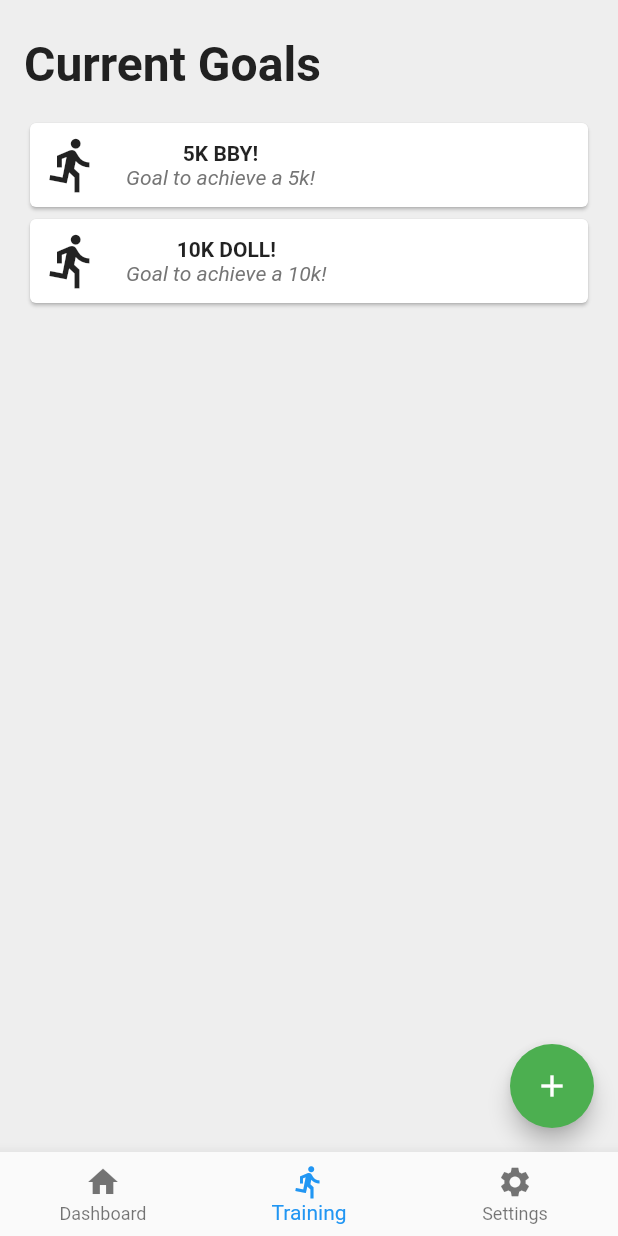
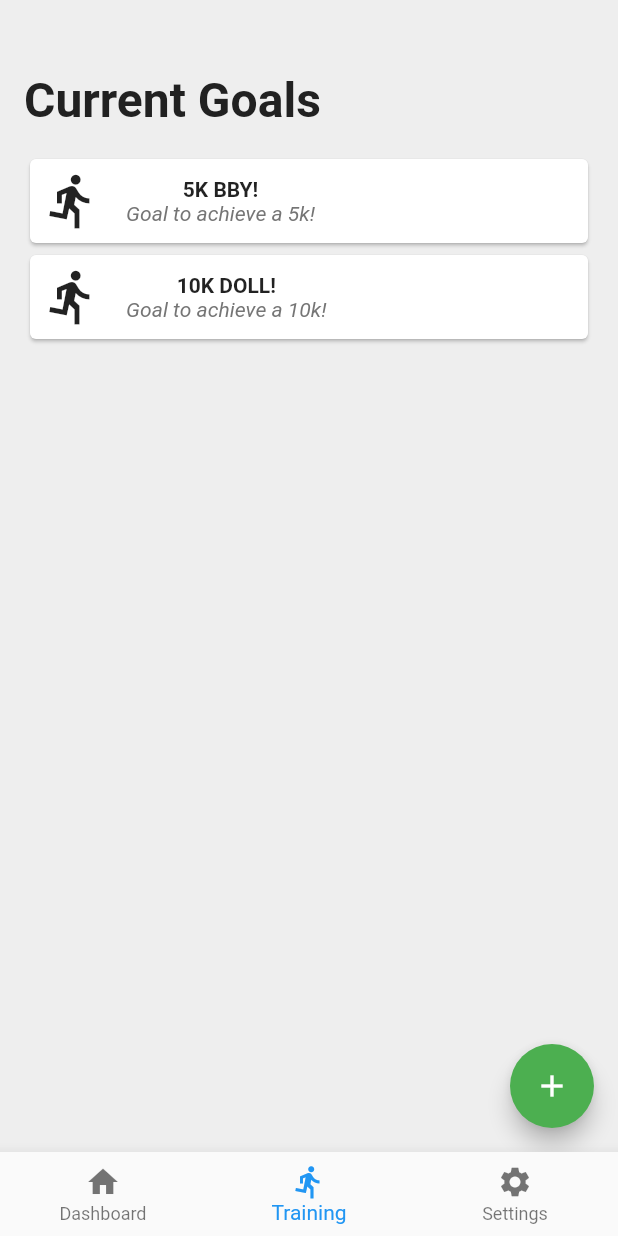
Before and after one commit to Jobbers12/TRAINER, a Flutter app: the screen it shows after launch, item 2 of the bottom bar chosen, on a phone screen of 412 x 824 dp. Run offline on Flutter 3.47's test engine with Material 2 defaults, Android fonts, the phone set to English and light mode, and no system bars; our stand-ins replace sqflite; accounts and stored records are empty; network calls fail.

```diff
--- a/lib/AppContainer.dart
+++ b/lib/AppContainer.dart
@@ -1,8 +1,10 @@
 import 'package:flutter/material.dart';
 import 'package:trainer/Enums.dart';
 import 'package:trainer/main.dart';
+import 'package:trainer/models/ActivityModel.dart';
 import 'package:trainer/models/AppStateModel.dart';
 import 'package:trainer/models/GoalModel.dart';
+import 'package:trainer/models/SessionModel.dart';
 
 class AppContainer extends StatefulWidget {
   @override
@@ -27,6 +29,101 @@ class _AppContainerState extends State<AppContainer> {
           goalName: '5K BBY!',
           goalType: GoalType.run,
           goalSubType: GoalSubType.five,
+          sessions: <SessionModel>[
+            SessionModel(
+              sessionID: 'a',
+              sessionDate: DateTime.utc(2020, 12, 01),
+              activities: <ActivityModel>[
+                ActivityModel(
+                  activityID: 'a',
+                  activityType: ActivityType.warmup,
+                  activityTime: 300,
+                ),
+                ActivityModel(
+                  activityID: 'b',
+                  activityType: ActivityType.run,
+                  activityTime: 90,
+                ),
+                ActivityModel(
+                  activityID: 'c',
+                  activityType: ActivityType.walk,
+                  activityTime: 120,
+                ),
+                ActivityModel(
+                  activityID: 'd',
+                  activityType: ActivityType.run,
+                  activityTime: 120,
+                ),
+                ActivityModel(
+                  activityID: 'e',
+                  activityType: ActivityType.cooldown,
+                  activityTime: 300,
+                ),
+              ],
+            ),
+            SessionModel(
+              sessionID: 'b',
+              sessionDate: DateTime.utc(2020, 12, 02),
+              activities: <ActivityModel>[
+                ActivityModel(
+                  activityID: 'a',
+                  activityType: ActivityType.warmup,
+                  activityTime: 300,
+                ),
+                ActivityModel(
+                  activityID: 'b',
+                  activityType: ActivityType.run,
+                  activityTime: 90,
+                ),
+                ActivityModel(
+                  activityID: 'c',
+                  activityType: ActivityType.walk,
+                  activityTime: 120,
+                ),
+                ActivityModel(
+                  activityID: 'd',
+                  activityType: ActivityType.run,
+                  activityTime: 120,
+                ),
+                ActivityModel(
+                  activityID: 'e',
+                  activityType: ActivityType.cooldown,
+                  activityTime: 300,
+                ),
+              ],
+            ),
+            SessionModel(
+              sessionID: 'c',
+              sessionDate: DateTime.utc(2020, 12, 03),
+              activities: <ActivityModel>[
+                ActivityModel(
+                  activityID: 'a',
+                  activityType: ActivityType.warmup,
+                  activityTime: 300,
+                ),
+                ActivityModel(
+                  activityID: 'b',
+                  activityType: ActivityType.run,
+                  activityTime: 90,
+                ),
+                ActivityModel(
+                  activityID: 'c',
+                  activityType: ActivityType.walk,
+                  activityTime: 120,
+                ),
+                ActivityModel(
+                  activityID: 'd',
+                  activityType: ActivityType.run,
+                  activityTime: 120,
+                ),
+                ActivityModel(
+                  activityID: 'e',
+                  activityType: ActivityType.cooldown,
+                  activityTime: 300,
+                ),
+              ],
+            ),
+          ],
         ),
         GoalModel(
           goalID: '456abc',
@@ -50,6 +147,3 @@ class _AppContainerState extends State<AppContainer> {
     );
   }
 }
-
-Widget _goalCard(BuildContext context, String goalID, String goalName,
-    GoalType goalType, GoalSubType goalSubType) {
--- a/lib/main.dart
+++ b/lib/main.dart
@@ -14,9 +14,7 @@ class TopApp extends StatelessWidget {
     return MaterialApp(
       title: 'TRAINER',
       debugShowCheckedModeBanner: false,
-      home: SafeArea(
-        bottom: false,
-        child: AppContainer()),
+      home: AppContainer(),
     );
   }
 }
--- a/lib/models/ActivityModel.dart
+++ b/lib/models/ActivityModel.dart
@@ -1,11 +1,13 @@
 import 'package:trainer/Enums.dart';
 
 class ActivityModel {
+  final String activityID;
   final ActivityType activityType; // Eg walk, run, warmup, etc
-  final int time; // Duration of an activity
+  final int activityTime; // Duration of an activity
 
   ActivityModel({
+    this.activityID,
     this.activityType,
-    this.time,
+    this.activityTime,
   });
 }
--- a/lib/models/GoalModel.dart
+++ b/lib/models/GoalModel.dart
@@ -1,17 +1,20 @@
 import 'package:meta/meta.dart';
 
 import 'package:trainer/Enums.dart';
+import 'package:trainer/models/SessionModel.dart';
 
 class GoalModel {
   final String goalID;
   final GoalType goalType;
   final GoalSubType goalSubType;
   final String goalName;
+  final List<SessionModel> sessions;
 
   GoalModel({
     @required this.goalID,
     this.goalType,
     this.goalSubType,
     this.goalName,
+    this.sessions,
   });
 }
--- a/lib/models/SessionModel.dart
+++ b/lib/models/SessionModel.dart
@@ -1,11 +1,15 @@
 import 'package:trainer/models/ActivityModel.dart';
 
 class SessionModel {
+  final String sessionID;
+  final DateTime sessionDate; // The date a session should be completed
+  final bool sessionComplete;
   final List<ActivityModel> activities; // List of activities to make up the session
-  final DateTime date; // The date a session should be completed
 
   SessionModel({
+    this.sessionID,
+    this.sessionDate,
+    this.sessionComplete,
     this.activities,
-    this.date,
   });
 }
--- a/lib/routes/Dashboard.dart
+++ b/lib/routes/Dashboard.dart
@@ -13,9 +13,8 @@ class Dashboard extends StatelessWidget {
   Widget build(BuildContext context) {
     return Scaffold(
       body: Container(
+        padding: Styles.globalPagePadding,
         color: Styles.backgroundColor,
-        child: Padding(
-          padding: Styles.globalPagePadding, // Padding for the entire page
         child: Column(
           // Main page column
           children: <Widget>[
@@ -34,7 +33,6 @@ class Dashboard extends StatelessWidget {
               ),
             ),
           ],
-          ),
         ),
       ),
     );
--- a/lib/routes/Training.dart
+++ b/lib/routes/Training.dart
@@ -1,7 +1,8 @@
 import 'package:flutter/material.dart';
 import 'package:trainer/Enums.dart';
 import 'package:trainer/models/GoalModel.dart';
-import 'package:trainer/routes/Session.dart';
+import 'package:trainer/models/SessionModel.dart';
+import 'package:trainer/routes/SessionsViewer.dart';
 import 'package:trainer/styles/Styles.dart';
 
 class Training extends StatelessWidget {
@@ -15,9 +16,8 @@ class Training extends StatelessWidget {
   Widget build(BuildContext context) {
     return Scaffold(
       body: Container(
+        padding: Styles.globalPagePadding,
         color: Styles.backgroundColor,
-        child: Padding(
-          padding: Styles.globalPagePadding, // Padding for the entire page
         child: Column(
           // Column for entire page
           children: [
@@ -37,14 +37,12 @@ class Training extends StatelessWidget {
                           goalName: item.goalName,
                           goalType: item.goalType,
                           goalSubType: item.goalSubType,
+                          sessions: item.sessions,
                         ))
                     .toList(),
-
-                  //_goalCard(context, 'abc123', 'ANOTHER RUN', GoalType.run, GoalSubType.five)
               ),
             ),
           ],
-          ),
         ),
       ),
       floatingActionButton: FloatingActionButton(
@@ -53,6 +51,82 @@ class Training extends StatelessWidget {
         },
         child: Icon(Icons.add),
         backgroundColor: Colors.green,
+      ),
+    );
+  }
+}
+
+// GoalCard Widget. Creates a card for each goal based on GoalModel
+class GoalCard extends StatelessWidget {
+  final String goalID;
+  final String goalName;
+  final GoalType goalType;
+  final GoalSubType goalSubType;
+  final List<SessionModel> sessions;
+
+  GoalCard({
+    this.goalID,
+    this.goalName,
+    this.goalType,
+    this.goalSubType,
+    this.sessions,
+  });
+
+  @override
+  Widget build(BuildContext context) {
+    return Card(
+      child: InkWell(
+        onTap: () {
+          Navigator.push(
+            // TODO: Open correct session based on goalID. Need to work out how sessions are generated first.
+            context,
+            MaterialPageRoute(
+              builder: (context) => SessionsViewer(goalName: goalName, sessions: sessions)
+            ),
+          );
+        },
+        child: Container(
+          child: Padding(
+            padding: const EdgeInsets.all(8.0),
+            child: Row(
+              children: [
+                Column(
+                  children: [
+                    _getGoalIcon(goalType),
+                  ],
+                ),
+                Padding(
+                  padding: EdgeInsets.fromLTRB(16.0, 0, 0, 0),
+                  child: Column(
+                    children: [
+                      Row(
+                        children: [
+                          Text(
+                            goalName,
+                            style: TextStyle(
+                              fontWeight: FontWeight.bold,
+                            ),
+                          )
+                        ],
+                      ),
+                      Row(
+                        children: [
+                          Text(
+                            _getSubText(goalSubType),
+                            style: TextStyle(
+                              fontStyle: FontStyle.italic,
+                              color: Colors.grey[600],
+                            ),
+                          )
+                        ],
+                      ),
+                    ],
+                  ),
+                ),
+              ],
+            ),
+          ),
+        ),
       ),
     );
   }
@@ -95,72 +169,3 @@ _getSubText(GoalSubType subtype) {
     default:
   }
 }
-
-// GoalCard Widget. Creates a card for each goal based on GoalModel
-class GoalCard extends StatelessWidget {
-  final String goalID;
-  final String goalName;
-  final GoalType goalType;
-  final GoalSubType goalSubType;
-
-  GoalCard({
-    this.goalID,
-    this.goalName,
-    this.goalType,
-    this.goalSubType,
-  });
-
-  @override
-  Widget build(BuildContext context) {
-    return Card(
-      child: InkWell(
-        onTap: () {
-          Navigator.push(
-              // TODO: Open correct session based on goalID. Need to work out how sessions are generated first.
-              context,
-              MaterialPageRoute(builder: (context) => Session()));
-        },
-        child: Container(
-          child: Padding(
-            padding: const EdgeInsets.all(8.0),
-            child: Row(
-              children: [
-                Column(
-                  children: [_getGoalIcon(goalType)],
-                ),
-                Padding(
-                  padding: EdgeInsets.fromLTRB(16.0, 0, 0, 0),
-                  child: Column(
-                    children: [
-                      Row(
-                        children: [
-                          Text(
-                            goalName,
-                            style: TextStyle(
-                              fontWeight: FontWeight.bold,
-                            ),
-                          )
-                        ],
-                      ),
-                      Row(
-                        children: [
-                          Text(
-                            _getSubText(goalSubType),
-                            style: TextStyle(
-                              fontStyle: FontStyle.italic,
-                              color: Colors.grey[600],
-                            ),
-                          )
-                        ],
-                      ),
-                    ],
-                  ),
-                ),
-              ],
-            ),
-          ),
-        ),
-      ),
-    );
-  }
-}
--- a/lib/styles/Styles.dart
+++ b/lib/styles/Styles.dart
@@ -8,8 +8,10 @@ class Styles {
   static final Color headerColor = Colors.grey[900]; // Header text color
   static final Color _textColorDefault = _hexToColor('000000'); // Default text color
   static final Color backgroundColor = Colors.grey[200]; // App backgound colour
+  static final Color activeColor = Colors.green[100];
 
-  static const EdgeInsets globalPagePadding = EdgeInsets.all(16.0); // Padding for the entire page
+
+  static const EdgeInsets globalPagePadding = EdgeInsets.fromLTRB(16.0, 40.0, 16.0, 16.0); // Padding for the entire page
   static const EdgeInsets headingPadding = EdgeInsets.fromLTRB(0, 8.0, 0, 16.0);
 
 
```
Also changed, not shown: lib/routes/Session.dart (+10 -7 lines), lib/routes/SessionsViewer.dart (added, +189 -0 lines). Lines whose indentation alone changed are shown as unchanged.
